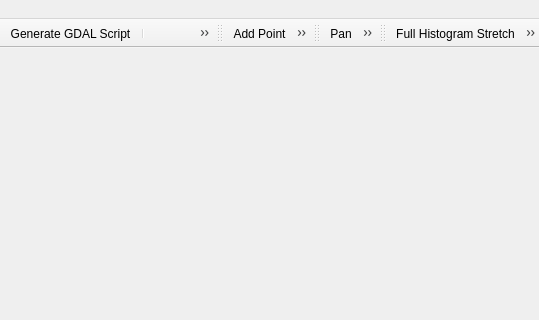
qgis/QGIS, file src/ui/georeferencer/qgsgeorefpluginguibase.ui: the form before one commit; both pictures show x 333 to 872 and y 0 to 320 of the 872 by 621 pixel window.
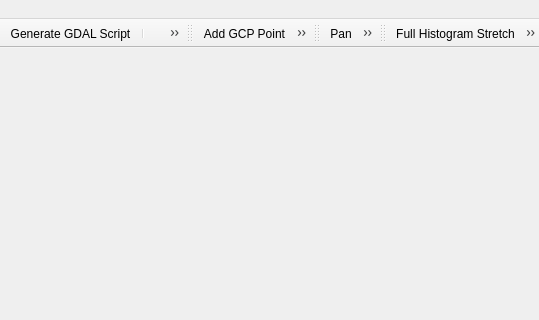
The form after the commit. Icons and pictures are not drawn. Custom widgets are drawn as their Qt base class.

Commit message: Add "GCP" to the Georeferencer buttons label, for harmonization

Patch:
```diff
--- a/src/ui/georeferencer/qgsgeorefpluginguibase.ui
+++ b/src/ui/georeferencer/qgsgeorefpluginguibase.ui
@@ -237,7 +237,7 @@
   </action>
   <action name="mActionAddPoint">
    <property name="text">
-    <string>Add Point</string>
+    <string>Add GCP Point</string>
    </property>
    <property name="statusTip">
     <string>Add point</string>
@@ -248,7 +248,7 @@
   </action>
   <action name="mActionDeletePoint">
    <property name="text">
-    <string>Delete Point</string>
+    <string>Delete GCP Point</string>
    </property>
    <property name="statusTip">
     <string>Delete point</string>
```
Left out of the diff: 4 changed lines with no effect on the pictures.
